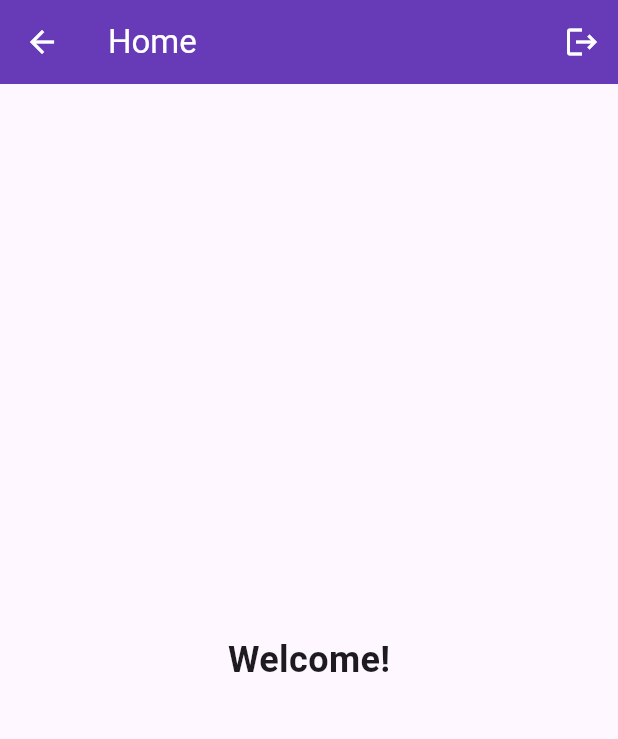
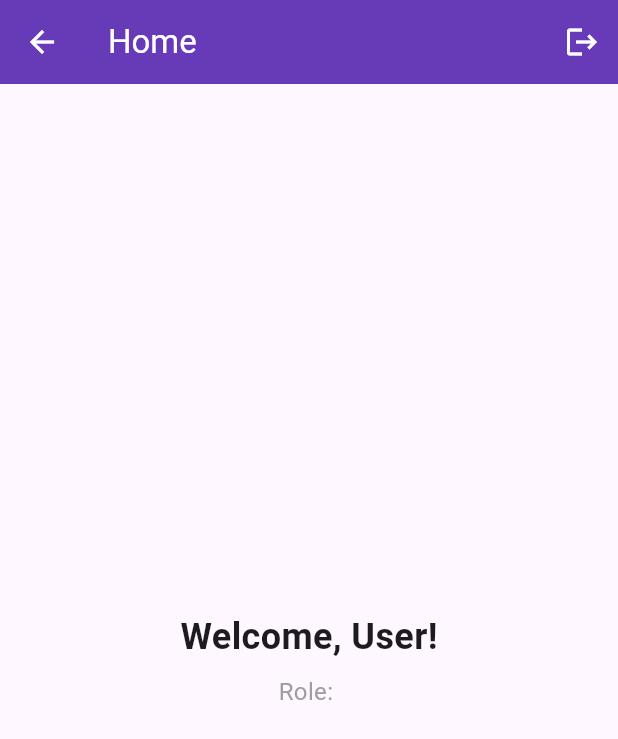
Before and after one commit to Dio-Tech-Team/lms-mobile, a Flutter app: the HomePage screen opened by its route, on a phone screen of 412 x 824 dp. Shown: the top 739 px of the screen. Run offline on Flutter 3.47's test engine with Material 3 defaults, Android fonts, the light colour scheme and no system bars.

Commit message:
updated-login

```diff
--- a/lib/providers/auth_providers.dart
+++ b/lib/providers/auth_providers.dart
@@ -3,18 +3,22 @@ import 'package:flutter/material.dart';
 class AuthProvider extends ChangeNotifier {
   bool _isLoggedIn = false;
   String? _token;
+  Map<String, dynamic>? _user;
 
   bool get isLoggedIn => _isLoggedIn;
   String? get token => _token;
+  Map<String, dynamic>? get user => _user;
 
-  void login(String token) {
+  void login(String token, Map<String, dynamic> user) {
     _token = token;
+    _user = user;
     _isLoggedIn = true;
     notifyListeners();
   }
 
   void logout() {
     _token = null;
+    _user = null;
     _isLoggedIn = false;
     notifyListeners();
   }
--- a/lib/screentabs/homepage.dart
+++ b/lib/screentabs/homepage.dart
@@ -1,12 +1,15 @@
 import 'package:flutter/material.dart';
 import 'package:provider/provider.dart';
 import '../providers/auth_providers.dart';
+import '../users/login_page.dart';
 
 class HomePage extends StatelessWidget {
   const HomePage({super.key});
 
   @override
   Widget build(BuildContext context) {
+    final user = Provider.of<AuthProvider>(context).user;
+
     return Scaffold(
       appBar: AppBar(
         title: const Text('Home'),
@@ -17,15 +20,28 @@ class HomePage extends StatelessWidget {
             icon: const Icon(Icons.logout),
             onPressed: () {
               Provider.of<AuthProvider>(context, listen: false).logout();
-              Navigator.pushReplacementNamed(context, '/login');
+              Navigator.pushReplacement(
+                context,
+                MaterialPageRoute(builder: (_) => const LoginPage()),
+              );
             },
           ),
         ],
       ),
-      body: const Center(
-        child: Text(
-          'Welcome!',
-          style: TextStyle(fontSize: 24, fontWeight: FontWeight.bold),
+      body: Center(
+        child: Column(
+          mainAxisAlignment: MainAxisAlignment.center,
+          children: [
+            Text(
+              'Welcome, ${user?["username"] ?? "User"}!',
+              style: const TextStyle(fontSize: 24, fontWeight: FontWeight.bold),
+            ),
+            const SizedBox(height: 8),
+            Text(
+              'Role: ${user?["role"] ?? ""}',
+              style: const TextStyle(fontSize: 16, color: Colors.grey),
+            ),
+          ],
         ),
       ),
     );
--- a/lib/users/login_page.dart
+++ b/lib/users/login_page.dart
@@ -41,10 +41,10 @@ class _LoginPageState extends State<LoginPage> {
 
   if (!mounted) return;
 
-    if (result["success"]) {
-      Provider.of<AuthProvider>(context, listen: false).login(result["token"]);
+  if (result["success"] == true) {
+    Provider.of<AuthProvider>(context, listen: false)
+        .login(result["token"], result["user"]); // pass both token and user
 
-      // Navigate to home — replace LoginPage so user can't go back
     Navigator.pushReplacementNamed(context, '/home');
   } else {
     setState(() {
--- a/lib/variables.dart
+++ b/lib/variables.dart
@@ -1 +1 @@
- const String baseUrl = "http://:8000/api";
+ const String baseUrl = "http://192.168.1.6:8000/api";
```
Also changed, not shown: lib/services/auth_service.dart (+6 -7 lines). Lines whose indentation alone changed are shown as unchanged.
